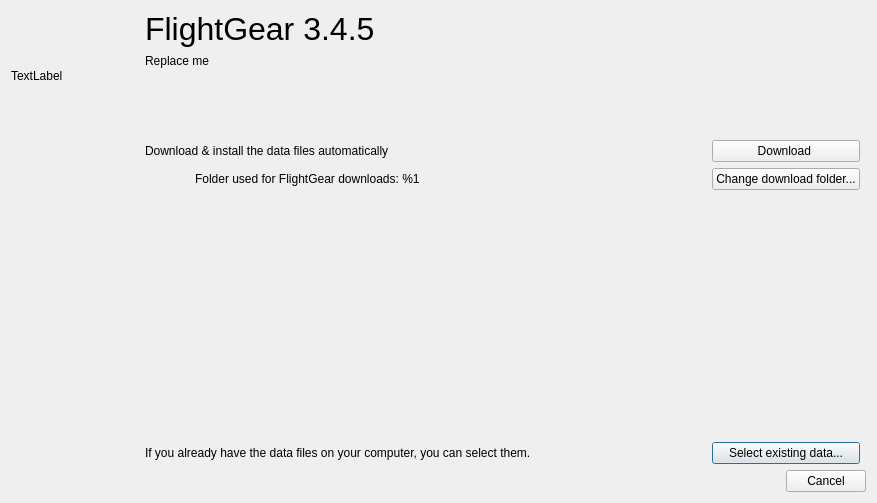
This is src/GUI/SetupRootDialog.ui in Nehal-aditya/flightgear-arm64 as Qt 5 draws it before an edit. The edited form follows.
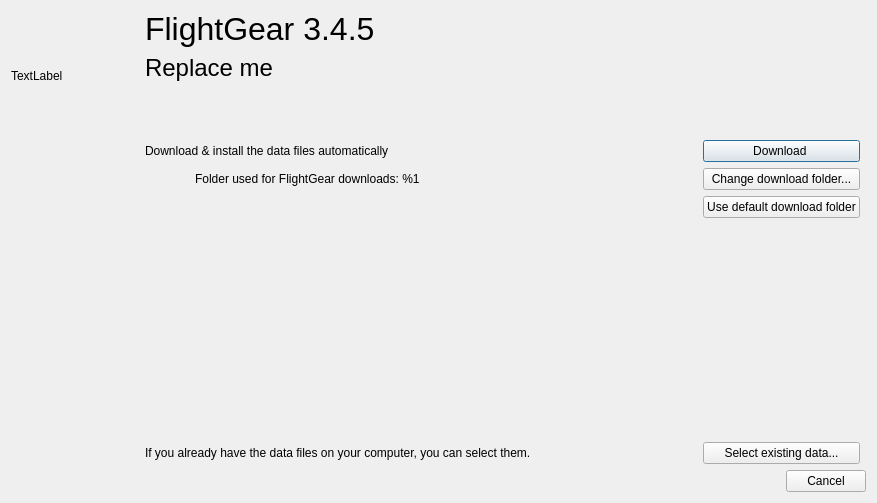
This is the edited form. Icons and pictures are not drawn.

Commit message: Add writeability check to download-dir

```diff
--- a/src/GUI/SetupRootDialog.ui
+++ b/src/GUI/SetupRootDialog.ui
@@ -27,7 +27,7 @@
       <number>0</number>
      </property>
      <widget class="QWidget" name="mainPage">
-      <layout class="QGridLayout" name="mainPageLayout" rowstretch="0,0,1,0" columnstretch="0,1,0">
+      <layout class="QGridLayout" name="mainPageLayout" rowstretch="0,0,1,0,0" columnstretch="0,1,0">
        <property name="leftMargin">
         <number>0</number>
        </property>
@@ -40,6 +40,19 @@
        <property name="bottomMargin">
         <number>0</number>
        </property>
+       <item row="3" column="1">
+        <spacer name="verticalSpacer_3">
+         <property name="orientation">
+          <enum>Qt::Orientation::Vertical</enum>
+         </property>
+         <property name="sizeHint" stdset="0">
+          <size>
+           <width>20</width>
+           <height>40</height>
+          </size>
+         </property>
+        </spacer>
+       </item>
        <item row="0" column="1">
         <widget class="QLabel" name="label_2">
          <property name="text">
@@ -50,20 +63,17 @@
          </property>
         </widget>
        </item>
-       <item row="2" column="1">
-        <spacer name="verticalSpacer_3">
-         <property name="orientation">
-          <enum>Qt::Orientation::Vertical</enum>
+       <item row="0" column="2">
+        <widget class="QPushButton" name="downloadButton">
+         <property name="text">
+          <string>Download </string>
          </property>
-         <property name="sizeHint" stdset="0">
-          <size>
-           <width>20</width>
-           <height>40</height>
-          </size>
+         <property name="default">
+          <bool>true</bool>
          </property>
-        </spacer>
+        </widget>
        </item>
-       <item row="3" column="2">
+       <item row="4" column="2">
         <widget class="QPushButton" name="browseButton">
          <property name="text">
           <string>Select existing data...</string>
@@ -77,16 +87,6 @@
          </property>
         </widget>
        </item>
-       <item row="3" column="1">
-        <widget class="QLabel" name="label_3">
-         <property name="text">
-          <string>If you already have the data files on your computer, you can select them.</string>
-         </property>
-         <property name="wordWrap">
-          <bool>true</bool>
-         </property>
-        </widget>
-       </item>
        <item row="1" column="1">
         <widget class="QLabel" name="downloadLocationLabel">
          <property name="text">
@@ -103,16 +103,23 @@
          </property>
         </widget>
        </item>
-       <item row="0" column="2">
-        <widget class="QPushButton" name="downloadButton">
+       <item row="4" column="1">
+        <widget class="QLabel" name="label_3">
          <property name="text">
-          <string>Download </string>
+          <string>If you already have the data files on your computer, you can select them.</string>
          </property>
-         <property name="default">
+         <property name="wordWrap">
           <bool>true</bool>
          </property>
         </widget>
        </item>
+       <item row="2" column="2">
+        <widget class="QPushButton" name="defaultDownloadLocation">
+         <property name="text">
+          <string>Use default download folder</string>
+         </property>
+        </widget>
+       </item>
       </layout>
      </widget>
      <widget class="QWidget" name="extractPage">
@@ -182,6 +189,11 @@
        <height>80</height>
       </size>
      </property>
+     <property name="font">
+      <font>
+       <pointsize>18</pointsize>
+      </font>
+     </property>
      <property name="text">
       <string>Replace me</string>
      </property>
```
Left out of the diff: 4 changed lines with no effect on the pictures. The commit also changes 2 other files.
